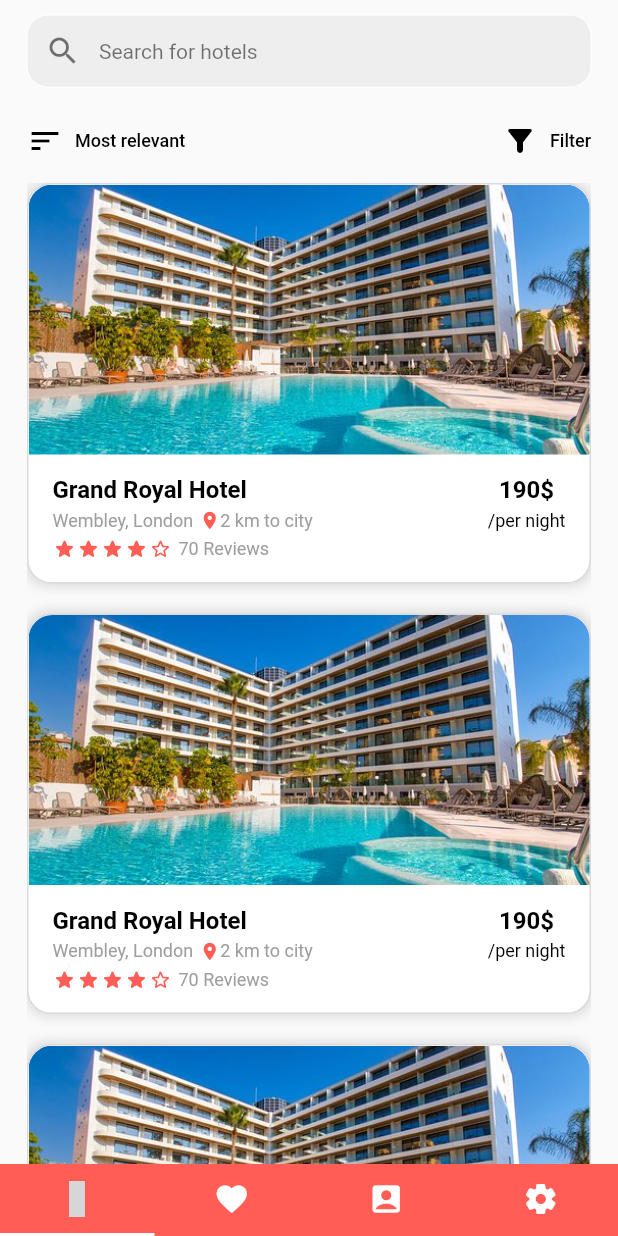
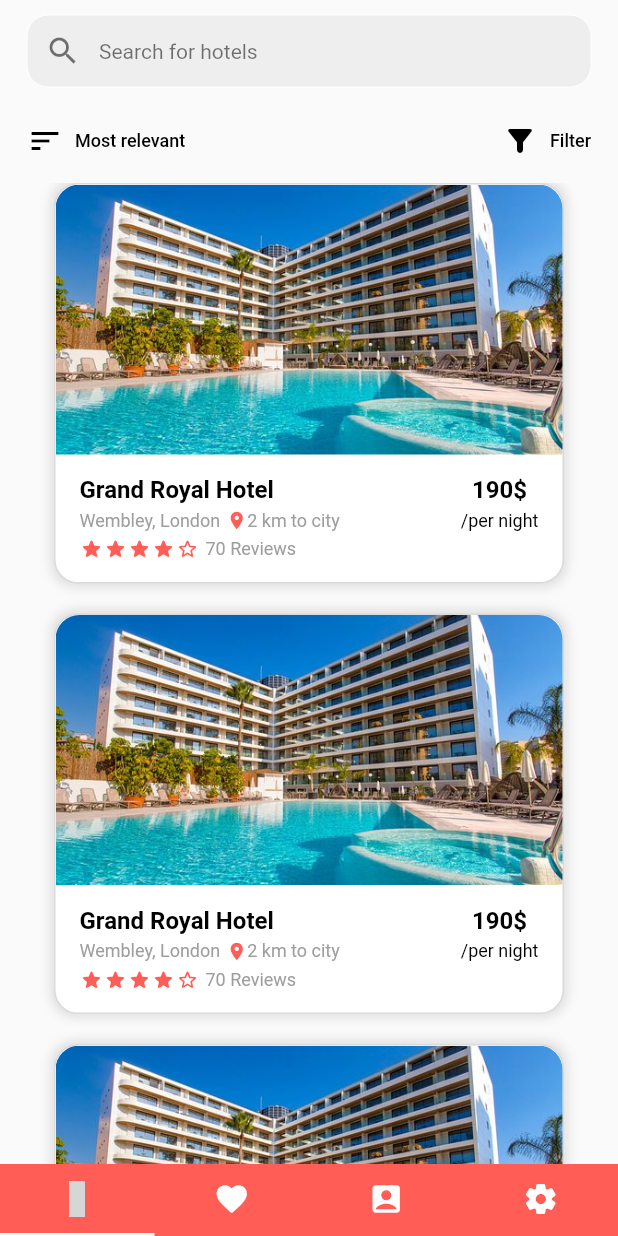
Before and after one commit to anastasiiavelma/hoteldise-mobile, a Flutter app: the screen it shows after launch, on a phone screen of 412 x 824 dp. Run offline on Flutter 3.47's test engine with Material 2 defaults, Android fonts, the phone set to English and light mode, and no system bars; our stand-ins replace unicons; grey boxes are pictures that could not be loaded.

Commit message:
Update home.dart

```diff
--- a/lib/pages/hotels/home.dart
+++ b/lib/pages/hotels/home.dart
@@ -207,8 +207,9 @@ class _HotelsHomeState extends State<HotelsHome> {
 int hotelCount = 3;
 
 Widget _buildIToteltem(int index) {
-  return Container(
-    constraints: BoxConstraints(maxWidth: 100),
+  return Center(
+    child: Container(
+      constraints: BoxConstraints(maxWidth: 340),
       decoration: BoxDecoration(
         border: Border.all(
           color: const Color.fromRGBO(220, 218, 218, 1),
@@ -317,5 +318,6 @@ Widget _buildIToteltem(int index) {
           )
         ],
       ),
+    ),
   );
 }
```
Lines whose indentation alone changed are shown as unchanged.
